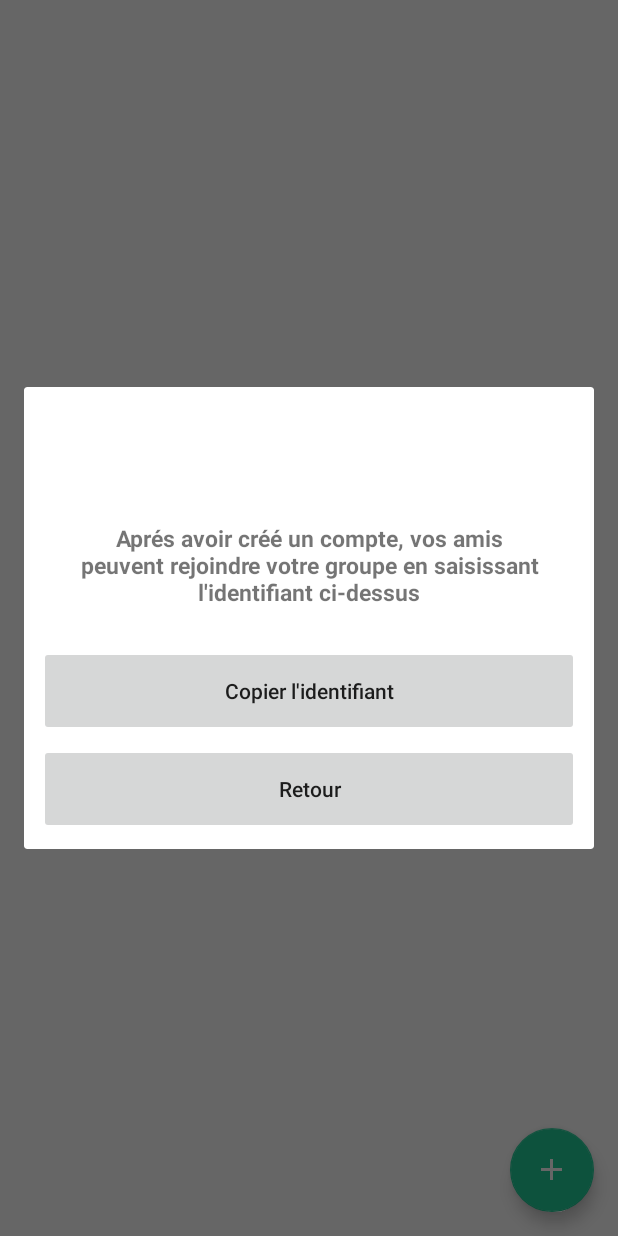
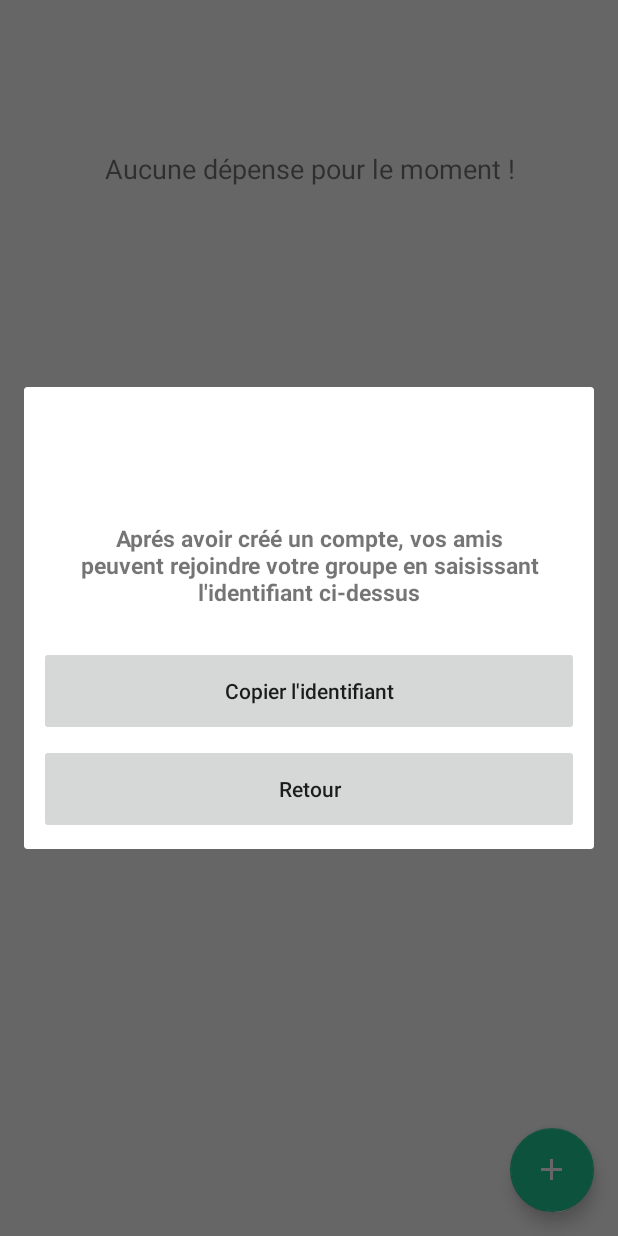
Before and after one commit to DavidDelem/we-split, an Android app: the fragment DepensesFragment placed in its activity, in the side drawer, after a tap on "Inviter des amis", on a phone screen of 412 x 824 dp. Run offline under Robolectric (Android 15) with nearby library versions, the phone set to English and light mode, and no system bars; our stand-ins replace Firebase (no records; nobody signed in at launch, a user with empty details on screens opened directly); 5 statements that could not run were skipped.

Commit message:
fix bugs et interface

```diff
--- a/app/src/main/java/com/uqac/wesplit/auth/SignupActivity.java
+++ b/app/src/main/java/com/uqac/wesplit/auth/SignupActivity.java
@@ -93,12 +93,11 @@ public class SignupActivity extends AppCompatActivity {
                         .addOnCompleteListener(SignupActivity.this, new OnCompleteListener<AuthResult>() {
                             @Override
                             public void onComplete(@NonNull Task<AuthResult> task) {
-                                Toast.makeText(SignupActivity.this, "createUserWithEmail:onComplete:" + task.isSuccessful(), Toast.LENGTH_SHORT).show();
                                 progressBar.setVisibility(View.GONE);
 
                                 // En cas d'échec d'authentification, on informe l'utilisateur d'un problème
                                 if (!task.isSuccessful()) {
-                                    Toast.makeText(SignupActivity.this, "Authentication failed." + task.getException(),
+                                    Toast.makeText(SignupActivity.this, "Echec d'authentification",
                                             Toast.LENGTH_SHORT).show();
                                 } else {
                                     databaseReference.child("users").child(auth.getCurrentUser().getUid()).child("groupe").setValue("");
--- a/app/src/main/java/com/uqac/wesplit/fragments/DepensesFragment.java
+++ b/app/src/main/java/com/uqac/wesplit/fragments/DepensesFragment.java
@@ -12,6 +12,7 @@ import android.widget.AdapterView;
 import android.widget.ArrayAdapter;
 import android.widget.ListView;
 import android.widget.ProgressBar;
+import android.widget.TextView;
 
 import com.google.firebase.auth.FirebaseAuth;
 import com.google.firebase.database.ChildEventListener;
@@ -25,12 +26,15 @@ import com.uqac.wesplit.R;
 import com.uqac.wesplit.adapters.Depense;
 import com.uqac.wesplit.adapters.DepenseAdapter;
 
+import org.w3c.dom.Text;
+
 import java.util.ArrayList;
 
 
 public class DepensesFragment extends Fragment implements SwipeRefreshLayout.OnRefreshListener {
 
     private ListView listview;
+    private TextView textNoDepenses;
     private SwipeRefreshLayout swipeLayout;
     private ProgressBar progressBar;
     private FirebaseAuth auth;
@@ -49,6 +53,7 @@ public class DepensesFragment extends Fragment implements SwipeRefreshLayout.OnR
         View view = inflater.inflate(R.layout.fragment_depenses, container, false);
         listview = (ListView) view.findViewById(R.id.listview_depenses);
 
+        textNoDepenses = (TextView) view.findViewById(R.id.text_no_depenses);
         progressBar = (ProgressBar) view.findViewById(R.id.progressBar);
         swipeLayout = (SwipeRefreshLayout) view.findViewById(R.id.swipe_refresh);
         swipeLayout.setOnRefreshListener(this);
@@ -77,6 +82,7 @@ public class DepensesFragment extends Fragment implements SwipeRefreshLayout.OnR
                     public void onDataChange(DataSnapshot dataSnapshot) {
                         if(dataSnapshot.getChildrenCount() == 0) {
                             progressBar.setVisibility(View.GONE);
+                            textNoDepenses.setVisibility(View.VISIBLE);
                         }
                     }
 
--- a/app/src/main/java/com/uqac/wesplit/fragments/EquilibresFragment.java
+++ b/app/src/main/java/com/uqac/wesplit/fragments/EquilibresFragment.java
@@ -75,7 +75,7 @@ public class EquilibresFragment extends Fragment {
                         refDepensesGroupe.addListenerForSingleValueEvent(new ValueEventListener() {
                             @Override
                             public void onDataChange(DataSnapshot dataSnapshot) {
-                                // récupérer dépenses
+
                                 Map<String, Map<String, Object>> depensesGroupe = (Map<String, Map<String, Object>>) dataSnapshot.getValue();
                                 calculateurEquilibre.ajouterDepenses(depensesGroupe);
 
--- a/app/src/main/java/com/uqac/wesplit/fragments/StatistiquesFragment.java
+++ b/app/src/main/java/com/uqac/wesplit/fragments/StatistiquesFragment.java
@@ -47,7 +47,7 @@ public class StatistiquesFragment extends Fragment {
     private FirebaseAuth auth;
     private FirebaseDatabase database;
 
-    public static final int[] COLORS = {
+    private static final int[] COLORS = {
             Color.rgb(245, 205, 121), Color.rgb(61, 193, 211), Color.rgb(248, 165, 194),
             Color.rgb(252, 92, 101), Color.rgb(33, 206, 153), Color.rgb(120, 111, 166)
     };
@@ -178,6 +178,6 @@ public class StatistiquesFragment extends Fragment {
         categoriesChart.setData(data);
         categoriesChart.invalidate();
 
-        depensesPeriode.setText("Dépenses totales sur la période: " + String.valueOf(calculateurStatistiques.getTotalDepenses()) + " $");
+        depensesPeriode.setText("Dépenses totales sur la période: " + String.format("%.2f", calculateurStatistiques.getTotalDepenses()) + " $");
     }
 }
--- a/app/src/main/res/layout/fragment_depenses.xml
+++ b/app/src/main/res/layout/fragment_depenses.xml
@@ -19,7 +19,16 @@
         android:background="@color/white"/>
 
     </android.support.v4.widget.SwipeRefreshLayout>
-
+    <TextView
+        android:id="@+id/text_no_depenses"
+        android:visibility="gone"
+        android:text="Aucune dépense pour le moment !"
+        android:textSize="18dp"
+        android:layout_marginTop="100dp"
+        android:layout_gravity="center_horizontal"
+        android:gravity="center_horizontal"
+        android:layout_width="match_parent"
+        android:layout_height="wrap_content" />
 
     <ProgressBar
         android:id="@+id/progressBar"
```
Also changed, not shown: app/src/main/java/com/uqac/wesplit/ChoixGroupeActivity.java (+8 -0 lines), app/src/main/java/com/uqac/wesplit/adapters/DepenseAdapter.java (+0 -16 lines), 2 other files.
